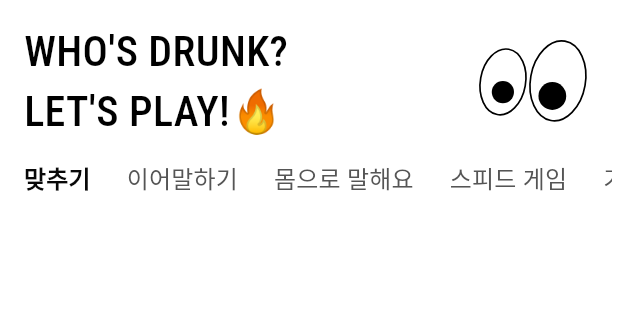
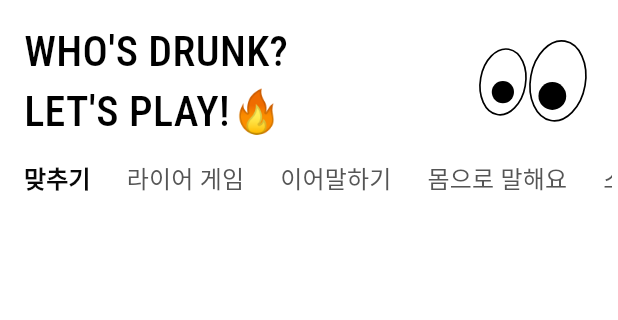
Before and after one commit to DU-company/Quiz-Monster, a Flutter app: the screen it shows after launch, on a phone screen of 412 x 824 dp, the part 51-371 px from its top. Run offline on Flutter 3.47's test engine with Material 3 defaults, Android fonts, the phone set to English and light mode, and no system bars; our stand-ins replace audioplayers, cached_network_image, flutter_dotenv, flutter_riverpod, flutter_spinkit, flutter_svg and 5 more; accounts and stored records are empty.

```diff
--- a/lib/core/const/data.dart
+++ b/lib/core/const/data.dart
@@ -1,11 +1,14 @@
 import 'package:flutter/material.dart';
 import 'package:flutter_dotenv/flutter_dotenv.dart';
 
-const CATEGORIES = ['맞추기', '이어말하기', '몸으로 말해요', '스피드 게임', '기타 게임'];
+const CATEGORIES = [
+  '맞추기',
+  '라이어 게임',
+  '이어말하기',
+  '몸으로 말해요',
+  '스피드 게임',
+  '기타 게임',
+];
 
 final SUPABASE_API_KEY = dotenv.env['SUPABASE_API_KEY']!;
 final SUPABASE_URL = dotenv.env['SUPABASE_URL']!;
-
-/// TODO : 이거 Theme 으로 옮겨라!
-const MAIN_COLOR = Color(0xFFC5371B);
-const SUB_COLOR = Color(0xFF080808);
--- a/lib/core/router/router_provider.dart
+++ b/lib/core/router/router_provider.dart
@@ -75,11 +75,11 @@ final goRouterProvider = Provider((ref) {
       /// Quiz
       GoRoute(
         path: '/quiz-detail/:qid',
+        name: QuizDetailScreen.routeName,
         builder: (_, state) {
           final qid = int.parse(state.pathParameters['qid']!);
           return QuizDetailScreen(qid);
         },
-        name: QuizDetailScreen.routeName,
       ),
       GoRoute(
         path: '/result',
@@ -88,14 +88,6 @@ final goRouterProvider = Provider((ref) {
       ),
 
       GoRoute(
-        path: '/liar',
-        builder: (_, state) {
-          final items = state.extra as List<QuizDetailModel>;
-          return LiarGameScreen(items);
-        },
-        name: LiarGameScreen.routeName,
-      ),
-      GoRoute(
         path: '/reaction',
         builder: (_, _) => ReactionRateScreen(),
         name: ReactionRateScreen.routeName,
--- a/lib/data/data_sources/quiz_data_source.dart
+++ b/lib/data/data_sources/quiz_data_source.dart
@@ -14,7 +14,10 @@ class QuizDataSource {
   QuizDataSource(this.supabase);
 
   Future<List<Map<String, dynamic>>> fetchQuiz() async {
-    final resp = await supabase.from('quiz').select();
+    final resp = await supabase
+        .from('quiz')
+        .select()
+        .order('id', ascending: true);
     return resp;
   }
 
--- a/lib/data/repositories/quiz_repository.dart
+++ b/lib/data/repositories/quiz_repository.dart
@@ -48,8 +48,6 @@ class QuizRepository {
 
       return QuizDetailSuccess(quiz: quiz, items: items.toList());
     } catch (e) {
-      print(e);
-
       throw QuizItemException();
     }
   }
--- a/lib/ui/quiz/base/widgets/start_quiz_dialog.dart
+++ b/lib/ui/quiz/base/widgets/start_quiz_dialog.dart
@@ -29,7 +29,7 @@ class StartQuizDialog extends ConsumerWidget {
     context.pop();
     ref.read(selectedQuizProvider.notifier).state = model;
 
-    if (model.title == '라이어 게임') {
+    if (model.title.contains('라이어 게임')) {
       context.pushNamed(PlayerScreen.routeName);
       return;
     }
--- a/lib/ui/quiz/detail/quiz_detail_screen.dart
+++ b/lib/ui/quiz/detail/quiz_detail_screen.dart
@@ -37,7 +37,7 @@ class QuizDetailScreen extends ConsumerWidget {
     }
     state as QuizDetailSuccess;
 
-    if (state.quiz.title == '라이어 게임') {
+    if (state.quiz.title.contains('라이어 게임')) {
       // 라이어 게임은 앱바가 필요하지 않고, 다른 게임들과 화면 분리가 필요
       return LiarGameScreen(state.items);
     }
--- a/lib/ui/quiz/etc/liar/liar_screen.dart
+++ b/lib/ui/quiz/etc/liar/liar_screen.dart
@@ -18,8 +18,6 @@ import 'package:quiz_monster/core/provider/page_controller_provider.dart';
 import 'package:quiz_monster/ui/quiz/detail/widgets/quiz_detail_success_view.dart';
 
 class LiarGameScreen extends ConsumerWidget {
-  static String routeName = 'liar';
-
   final List<QuizDetailModel> items;
   const LiarGameScreen(this.items);
 
--- a/lib/ui/settings/time/time_count_screen.dart
+++ b/lib/ui/settings/time/time_count_screen.dart
@@ -69,8 +69,6 @@ class _TimeCountScreenState extends ConsumerState<TimeCountScreen>
     final selectedModel = ref.read(selectedQuizProvider);
     if (selectedModel!.title == '반응속도 테스트') {
       context.goNamed(ReactionRateScreen.routeName);
-    } else if (selectedModel.title == '러이어 게임') {
-      context.goNamed(LiarGameScreen.routeName);
     } else {
       context.goNamed(
         QuizDetailScreen.routeName,
--- a/pubspec.yaml
+++ b/pubspec.yaml
@@ -16,7 +16,7 @@ publish_to: 'none' # Remove this line if you wish to publish to pub.dev
 # https://developer.apple.com/library/archive/documentation/General/Reference/InfoPlistKeyReference/Articles/CoreFoundationKeys.html
 # In Windows, build-name is used as the major, minor, and patch parts
 # of the product and file versions while build-number is used as the build suffix.
-version: 1.0.5+5
+version: 1.1.0+11000
 
 environment:
   sdk: ^3.9.0
```
Also changed, not shown: lib/ui/quiz/base/widgets/quiz_app_bar.dart (+7 -1 lines), 4 other files.
